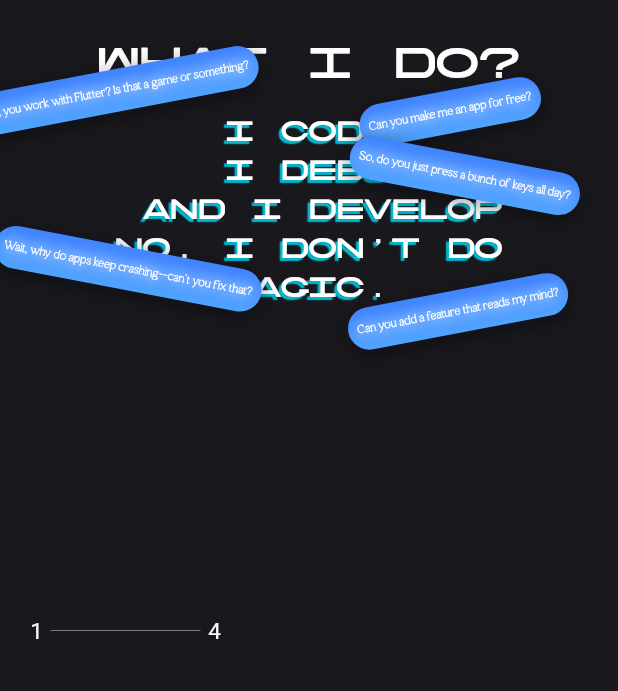
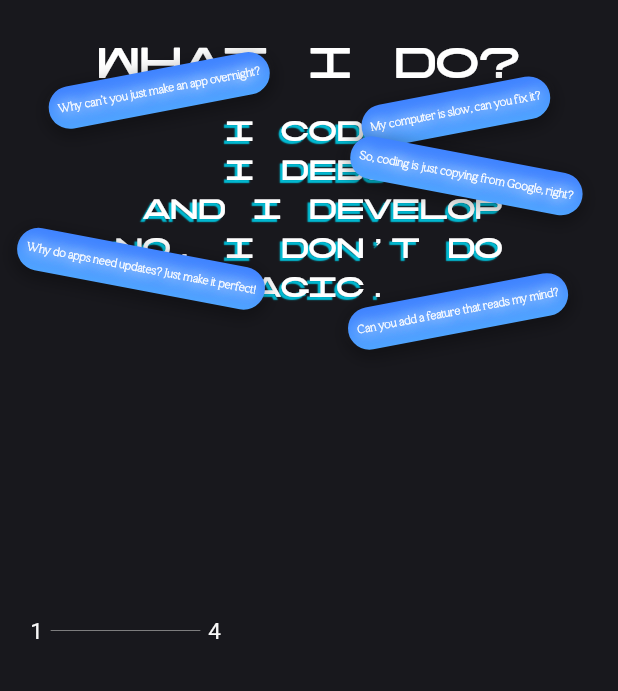
Before and after one commit to sidha6th/portfolio, a Flutter app: the screen it shows after launch, scrolled down 576 dp, on a phone screen of 412 x 824 dp, the part 545-1236 px from its top. Run offline on Flutter 3.47's test engine with Material 3 defaults, Android fonts, the phone set to English and light mode, and no system bars; drawn by our look-alikes of animated_flip_counter; our stand-ins replace animate_do, dotted_border, flutter_svg, stacked.

Commit message:
floating text content changed

```diff
--- a/lib/src/modules/sections/section_2/section_2.dart
+++ b/lib/src/modules/sections/section_2/section_2.dart
@@ -80,8 +80,7 @@ class SecondSection extends StatelessWidget {
                   mainAxisAlignment: MainAxisAlignment.center,
                   children: [
                     AnimatedFloatingTextWidget(
-                      text:
-                          'Oh, you work with Flutter? Is that a game or something?',
+                      text: 'Why can’t you just make an app overnight?',
                       metrics: _metrics,
                       initialDy: 0.5,
                       initialDx: -0.4,
@@ -90,7 +89,7 @@ class SecondSection extends StatelessWidget {
                       dy: -dy,
                     ),
                     AnimatedFloatingTextWidget(
-                      text: 'Can you make me an app for free?',
+                      text: 'My computer is slow, can you fix it?',
                       metrics: _metrics,
                       initialDx: 0.5,
                       angle: -angle,
@@ -99,8 +98,7 @@ class SecondSection extends StatelessWidget {
                     ),
                     AnimatedFloatingTextWidget(
                       metrics: _metrics,
-                      text:
-                          'Wait, why do apps keep crashing—can’t you fix that?',
+                      text: 'Why do apps need updates? Just make it perfect!',
                       initialDx: -0.4,
                       angle: angle,
                       dx: -dx,
@@ -108,7 +106,7 @@ class SecondSection extends StatelessWidget {
                     ),
                     AnimatedFloatingTextWidget(
                       metrics: _metrics,
-                      text: 'So, do you just press a bunch of keys all day?',
+                      text: 'So, coding is just copying from Google, right?',
                       angle: angle,
                       initialDy: -0.5,
                       initialDx: 0.4,
```
